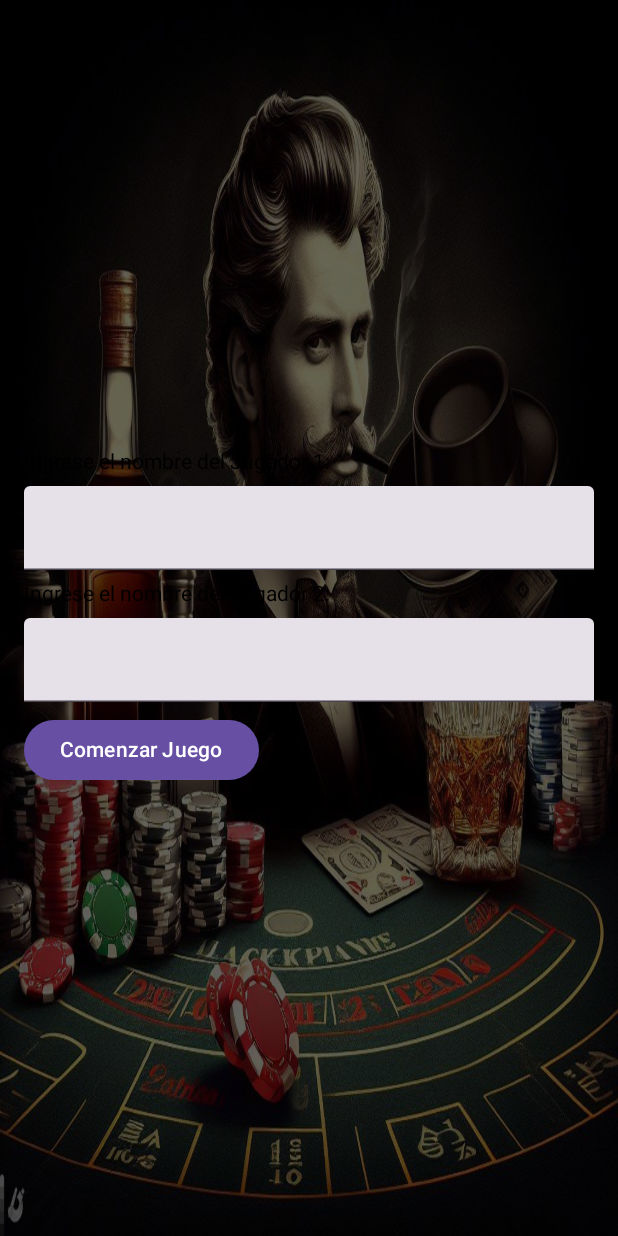
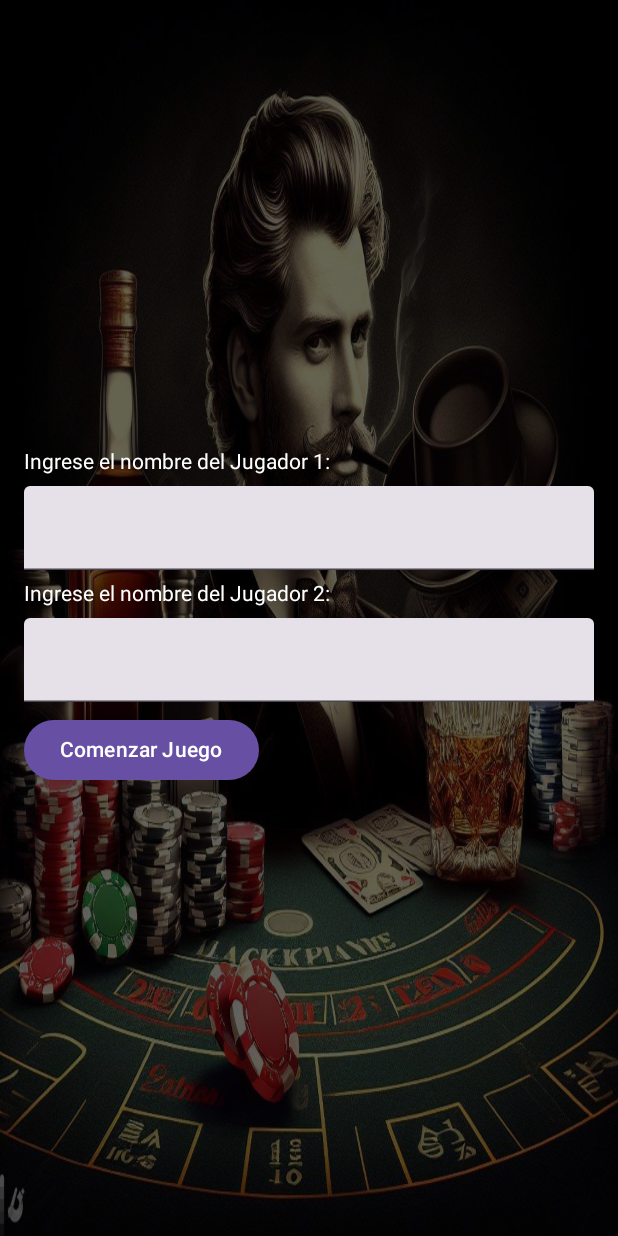
Before and after one commit to IES-Rafael-Alberti/2dam-u2-pr-ctica-3-ra1-ra2-black-jack-juanjosegr, an Android app built with Jetpack Compose: the screen it shows after launch (MainActivity), after a tap on "2 Jugadores", on a phone screen of 412 x 824 dp. Run offline under Robolectric (Android 15) with nearby library versions, the phone set to English and light mode, and no system bars.

Commit message:
Primer cambio

```diff
--- a/app/src/main/java/com/example/cartas/MainActivity.kt
+++ b/app/src/main/java/com/example/cartas/MainActivity.kt
@@ -16,7 +16,7 @@ import com.example.cartas.juegoCartas.funciones.ui.NombresViewModel
 import com.example.cartas.juegoCartas.funciones.model.Routes
 
 class MainActivity : ComponentActivity() {
-    private val nombresViewModel by viewModels<NombresViewModel>()
+    private val nombresViewModel: NombresViewModel by viewModels()
 
     override fun onCreate(savedInstanceState: Bundle?) {
         super.onCreate(savedInstanceState)
@@ -37,13 +37,11 @@ class MainActivity : ComponentActivity() {
                     val ganador = backStackEntry.arguments?.getString("ganador") ?: "Ganador Desconocido"
                     Ganador(navController, ganador,nombresViewModel)
                 }
-                composable(Routes.PantallaVsJugador.route + "/{jugador1}/{jugador2}") { backStackEntry ->
-                    val jugador1 = backStackEntry.arguments?.getString("jugador1") ?: ""
-                    val jugador2 = backStackEntry.arguments?.getString("jugador2") ?: ""
-                    Juego2Jugador(navController, nombresViewModel)
-                }
                 composable(Routes.Nombres.route) {
                     Nombres(navController, nombresViewModel)
+                }
+                composable(Routes.PantallaVsJugador.route + "/{jugador1}/{jugador2}") {
+                    Juego2Jugador(navController, nombresViewModel)
                 }
             }
         }
--- a/app/src/main/java/com/example/cartas/juegoCartas/funciones/ui/nombres.kt
+++ b/app/src/main/java/com/example/cartas/juegoCartas/funciones/ui/nombres.kt
@@ -13,6 +13,7 @@ import androidx.compose.runtime.mutableStateOf
 import androidx.compose.runtime.saveable.rememberSaveable
 import androidx.compose.runtime.setValue
 import androidx.compose.ui.Modifier
+import androidx.compose.ui.graphics.Color
 import androidx.compose.ui.unit.dp
 import androidx.compose.ui.window.Dialog
 import androidx.navigation.NavHostController
@@ -35,7 +36,7 @@ fun Nombres (navController: NavHostController, nombresViewModel: NombresViewMode
             Column(
                 modifier = Modifier.padding(16.dp)
             ) {
-                Text("Ingrese el nombre del Jugador 1:")
+                Text("Ingrese el nombre del Jugador 1:", color = Color.White)
                 TextField(
                     value = nombreJugador1,
                     onValueChange = { nombreJugador1 = it },
@@ -43,7 +44,7 @@ fun Nombres (navController: NavHostController, nombresViewModel: NombresViewMode
                         .fillMaxWidth()
                         .padding(vertical = 8.dp)
                 )
-                Text("Ingrese el nombre del Jugador 2:")
+                Text("Ingrese el nombre del Jugador 2:",color = Color.White)
                 TextField(
                     value = nombreJugador2,
                     onValueChange = { nombreJugador2 = it },
@@ -53,11 +54,14 @@ fun Nombres (navController: NavHostController, nombresViewModel: NombresViewMode
                 )
                 Button(
                     onClick = {
-                        showDialog = false // Cerrar el diálogo al presionar el botón
+                        showDialog = false
 
-                        nombresViewModel.guardarNombres(nombreJugador1, nombreJugador2)
+                        val nombreDefectoJugador1 = if (nombreJugador1.isBlank()) "Jugador 1" else nombreJugador1
+                        val nombreDefectoJugador2 = if (nombreJugador2.isBlank()) "Jugador 2" else nombreJugador2
 
-                        navController.navigate("${Routes.PantallaVsJugador.route}/$nombreJugador1/$nombreJugador2")
+                        nombresViewModel.guardarNombres(nombreDefectoJugador1, nombreDefectoJugador2)
+
+                        navController.navigate("${Routes.PantallaVsJugador.route}/$nombreDefectoJugador1/$nombreDefectoJugador2")
 
                     }
                 ) {
```
Also changed, not shown: 478 other files.
